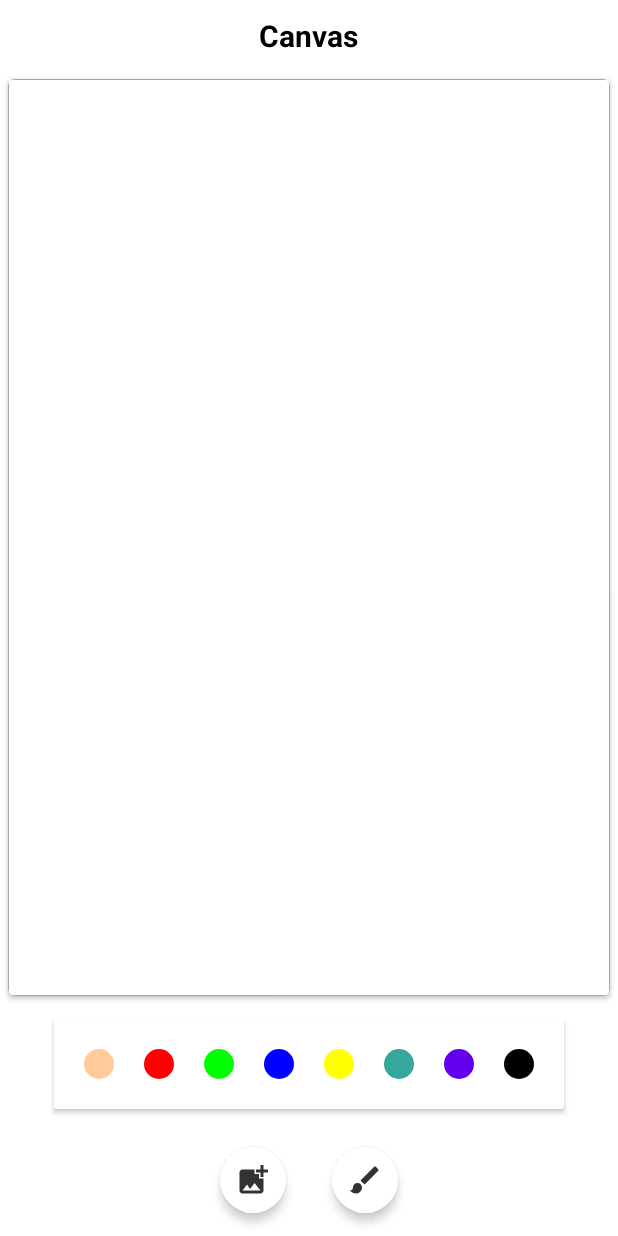
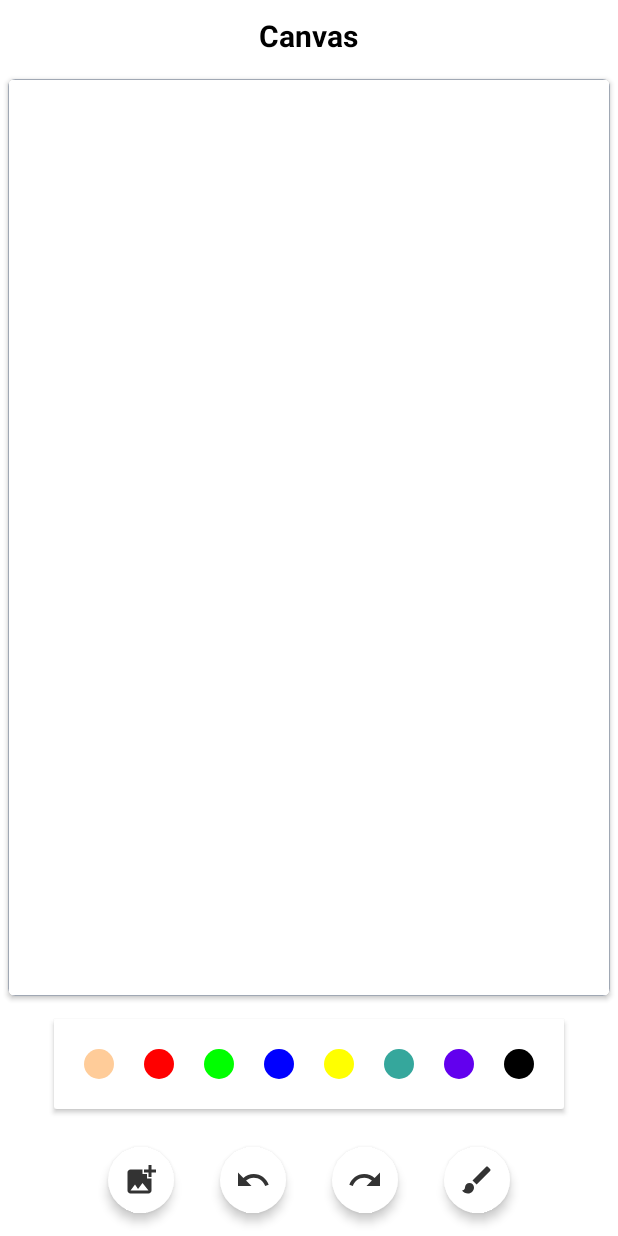
Before and after one commit to animsh/Canvas, an Android app: the screen it shows after launch (MainActivity), on a phone screen of 412 x 824 dp. Run offline under Robolectric (Android 15) with nearby library versions, the phone set to English and light mode, and no system bars.

Commit message:
changelog: added undo & redo

```diff
--- a/app/src/main/java/com/animsh/canvas/CanvasView.kt
+++ b/app/src/main/java/com/animsh/canvas/CanvasView.kt
@@ -24,6 +24,7 @@ class CanvasView(
     private var mColor = Color.BLACK
     private var canvas: Canvas? = null
     private var mPathList = ArrayList<CustomPath>()
+    private var mUndoList = ArrayList<CustomPath>()
 
     init {
         setupCanvasView()
@@ -101,6 +102,20 @@ class CanvasView(
         mDrawPaint!!.color = mColor
     }
 
+    fun undoSteps() {
+        if (mPathList.isNotEmpty()) {
+            mUndoList.add(mPathList.removeAt(mPathList.size - 1))
+            invalidate()
+        }
+    }
+
+    fun redoSteps() {
+        if (mUndoList.isNotEmpty()) {
+            mPathList.add(mUndoList.removeAt(mUndoList.size - 1))
+            invalidate()
+        }
+    }
+
     internal inner class CustomPath(
         var color: Int,
         var brushThickness: Float
--- a/app/src/main/java/com/animsh/canvas/MainActivity.kt
+++ b/app/src/main/java/com/animsh/canvas/MainActivity.kt
@@ -45,6 +45,14 @@ class MainActivity : AppCompatActivity(), View.OnClickListener {
             } else {
                 requestStoragePermission()
             }
+        }
+
+        buttonUndoStep.setOnClickListener {
+            canvasView.undoSteps()
+        }
+
+        buttonRedoStep.setOnClickListener {
+            canvasView.redoSteps()
         }
     }
 
--- /dev/null
+++ b/app/src/main/res/drawable-anydpi/ic_redo.xml
@@ -0,0 +1,10 @@
+<vector xmlns:android="http://schemas.android.com/apk/res/android"
+    android:width="24dp"
+    android:height="24dp"
+    android:tint="#333333"
+    android:viewportWidth="24"
+    android:viewportHeight="24">
+    <path
+        android:fillColor="@android:color/white"
+        android:pathData="M18.4,10.6C16.55,8.99 14.15,8 11.5,8c-4.65,0 -8.58,3.03 -9.96,7.22L3.9,16c1.05,-3.19 4.05,-5.5 7.6,-5.5 1.95,0 3.73,0.72 5.12,1.88L13,16h9V7l-3.6,3.6z" />
+</vector>
--- /dev/null
+++ b/app/src/main/res/drawable-anydpi/ic_undo.xml
@@ -0,0 +1,10 @@
+<vector xmlns:android="http://schemas.android.com/apk/res/android"
+    android:width="24dp"
+    android:height="24dp"
+    android:tint="#333333"
+    android:viewportWidth="24"
+    android:viewportHeight="24">
+    <path
+        android:fillColor="@android:color/white"
+        android:pathData="M12.5,8c-2.65,0 -5.05,0.99 -6.9,2.6L2,7v9h9l-3.62,-3.62c1.39,-1.16 3.16,-1.88 5.12,-1.88 3.54,0 6.55,2.31 7.6,5.5l2.37,-0.78C21.08,11.03 17.15,8 12.5,8z" />
+</vector>
--- a/app/src/main/res/layout/activity_main.xml
+++ b/app/src/main/res/layout/activity_main.xml
@@ -174,6 +174,28 @@
             android:src="@drawable/ic_add_photo" />
 
         <ImageButton
+            android:id="@+id/buttonUndoStep"
+            android:layout_width="wrap_content"
+            android:layout_height="wrap_content"
+            android:layout_margin="15dp"
+            android:background="@drawable/ic_color"
+            android:backgroundTint="@color/white"
+            android:elevation="4dp"
+            android:padding="10dp"
+            android:src="@drawable/ic_undo" />
+
+        <ImageButton
+            android:id="@+id/buttonRedoStep"
+            android:layout_width="wrap_content"
+            android:layout_height="wrap_content"
+            android:layout_margin="15dp"
+            android:background="@drawable/ic_color"
+            android:backgroundTint="@color/white"
+            android:elevation="4dp"
+            android:padding="10dp"
+            android:src="@drawable/ic_redo" />
+
+        <ImageButton
             android:id="@+id/buttonBrushSize"
             android:layout_width="wrap_content"
             android:layout_height="wrap_content"
```
Also changed, not shown: app/src/main/res/drawable-hdpi/ic_redo.png (added), app/src/main/res/drawable-hdpi/ic_undo.png (added), app/src/main/res/drawable-mdpi/ic_redo.png (added), app/src/main/res/drawable-mdpi/ic_undo.png (added), app/src/main/res/drawable-xhdpi/ic_redo.png (added), app/src/main/res/drawable-xhdpi/ic_undo.png (added), app/src/main/res/drawable-xxhdpi/ic_redo.png (added), app/src/main/res/drawable-xxhdpi/ic_undo.png (added).
